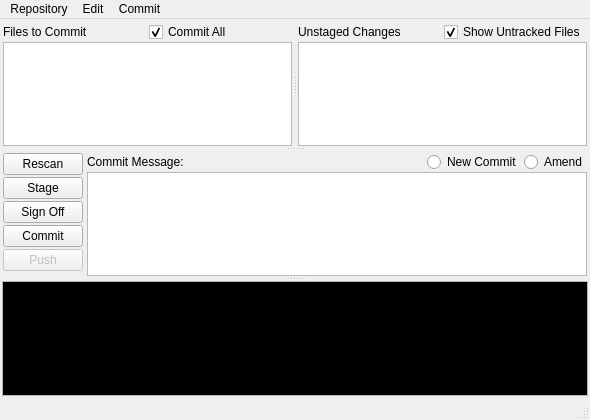
Old version of the form ui/Window.ui in the repository git-cola/git-cola.
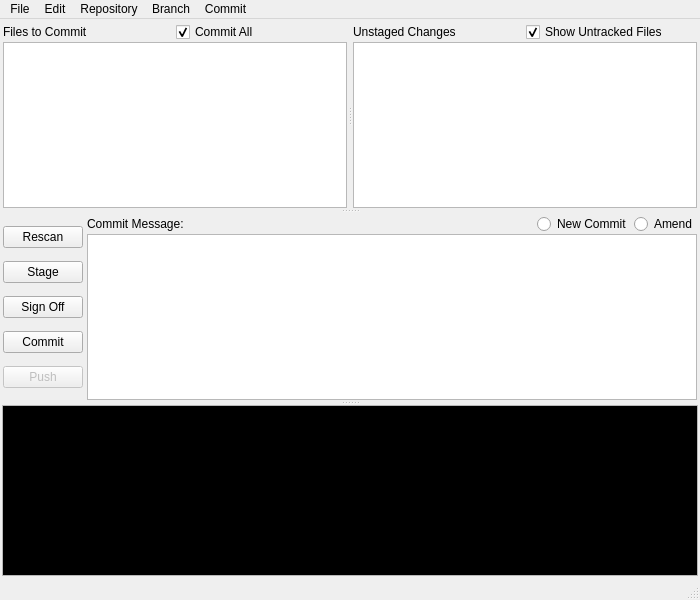
New version of the form.

The edit to the form file:
```diff
--- a/ui/Window.ui
+++ b/ui/Window.ui
@@ -6,8 +6,8 @@
    <rect>
     <x>0</x>
     <y>0</y>
-    <width>590</width>
-    <height>420</height>
+    <width>700</width>
+    <height>600</height>
    </rect>
   </property>
   <property name="windowTitle" >
@@ -425,8 +425,8 @@
     <rect>
      <x>0</x>
      <y>0</y>
-     <width>590</width>
-     <height>26</height>
+     <width>700</width>
+     <height>28</height>
     </rect>
    </property>
    <widget class="QMenu" name="menuRepository" >
@@ -479,8 +479,28 @@
     <addaction name="separator" />
     <addaction name="options" />
    </widget>
-   <addaction name="menuRepository" />
+   <widget class="QMenu" name="menuFile" >
+    <property name="title" >
+     <string>File</string>
+    </property>
+    <addaction name="loadCommit" />
+    <addaction name="separator" />
+    <addaction name="quit" />
+   </widget>
+   <widget class="QMenu" name="menuBranch" >
+    <property name="title" >
+     <string>Branch</string>
+    </property>
+    <addaction name="createBranch" />
+    <addaction name="checkoutBranch" />
+    <addaction name="rebaseBranch" />
+    <addaction name="renameBranch" />
+    <addaction name="deleteBranch" />
+   </widget>
+   <addaction name="menuFile" />
    <addaction name="menuEdit" />
+   <addaction name="menuRepository" />
+   <addaction name="menuBranch" />
    <addaction name="menuCommit" />
   </widget>
   <widget class="QStatusBar" name="statusbar" />
```
Left out of the diff: 102 changed lines with no effect on the pictures.
